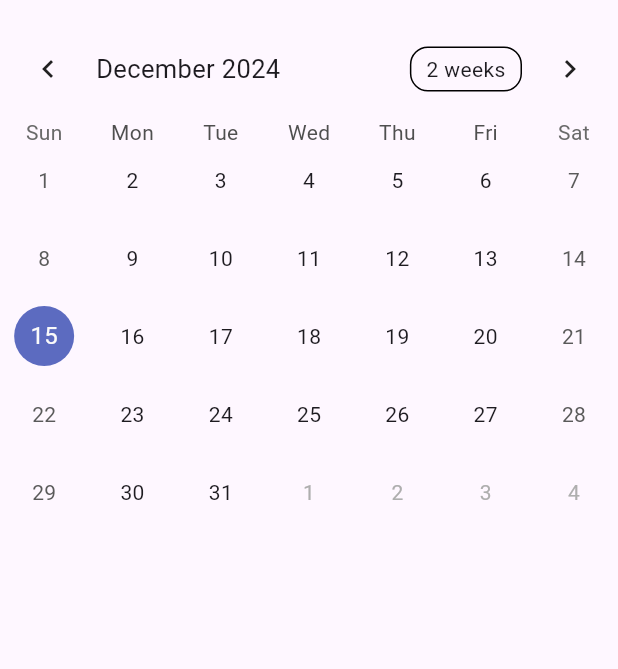
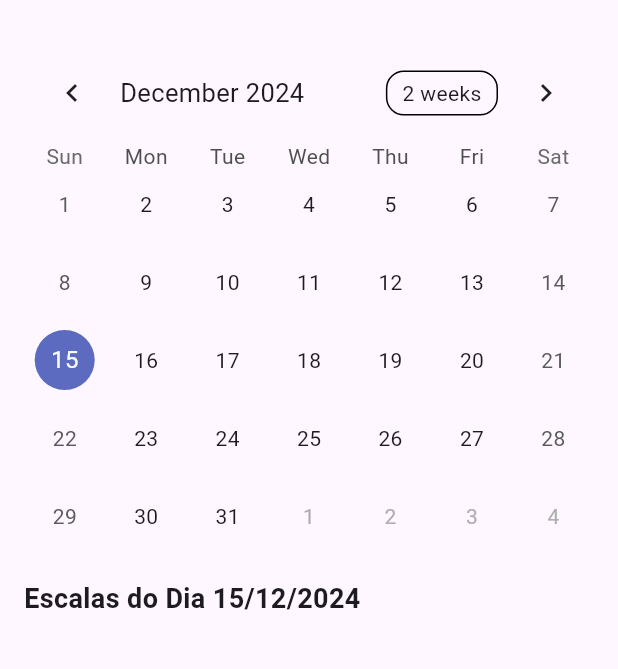
Before and after one commit to WellAzvdo/EscalaIEVV, a Flutter app: the ScalesViewScreen screen opened directly with empty values, on a phone screen of 412 x 824 dp, the part 63-732 px from its top. Run offline on Flutter 3.47's test engine with Material 3 defaults, Android fonts, the phone set to English and light mode, and no system bars; drawn by our look-alikes of table_calendar; our stand-ins replace device_preview, sqflite_common, sqflite_common_ffi; accounts and stored records are empty.

Commit message:
Feature added: Adding member of schedule above of calendar, filtering by day, showing us who's scheduled in that day

```diff
--- a/church_schedule_app/lib/database/db_helper.dart
+++ b/church_schedule_app/lib/database/db_helper.dart
@@ -261,8 +261,17 @@ class DBHelper {
   // Métodos de Escala
   static Future<List<Map<String, dynamic>>> getScales() async {
     final db = await DBHelper().database;
-    return await db.query('scales');
+
+    // Fazemos um JOIN entre as tabelas scales e departments para pegar o nome do departamento
+    final result = await db.rawQuery('''
+      SELECT scales.*, departments.name AS departmentName
+      FROM scales
+      JOIN departments ON scales.departmentId = departments.id
+    ''');
+
+    return result;
   }
+
 
   // Alteração da inserção de escalas
   static Future<void> insertScale(int departmentId, int positionId, DateTime dateTime, List<int> memberIds) async {
@@ -356,6 +365,16 @@ class DBHelper {
     return result.isNotEmpty;
   }
 
+  static Future<Map<String, dynamic>> getMemberById(int memberId) async {
+    final db = await DBHelper().database;
+    final result = await db.query('members', where: 'id = ?', whereArgs: [memberId]);
+
+    print('Resultado da consulta: $result'); // Verifique o que está sendo retornado
+
+    return result.isNotEmpty ? result.first : {}; // Retorna um mapa vazio caso não haja resultado
+  }
+
+
   // Função de Debug para verificar as tabelas no banco de dados
   static Future<void> logTables() async {
     final db = await DBHelper().database;
--- a/church_schedule_app/lib/screens/scales_view_screen.dart
+++ b/church_schedule_app/lib/screens/scales_view_screen.dart
@@ -1,93 +1,166 @@
 import 'package:flutter/material.dart';
 import 'package:table_calendar/table_calendar.dart';
-import 'package:intl/intl.dart';
-import '../database/db_helper.dart'; // Certifique-se de importar seu DBHelper
+import '../database/db_helper.dart';
 
 class ScalesViewScreen extends StatefulWidget {
-  final String departmentName; // Recebe o nome do departamento
+  final String departmentName; // Adicionado para receber o nome do departamento
 
-  const ScalesViewScreen({required this.departmentName});
+  // Modificando o construtor para aceitar departmentName
+  ScalesViewScreen({required this.departmentName});
 
   @override
   _ScalesViewScreenState createState() => _ScalesViewScreenState();
 }
 
 class _ScalesViewScreenState extends State<ScalesViewScreen> {
-  late final ValueNotifier<List<Event>> _selectedEvents;
   late DateTime _selectedDay;
-  late DateTime _focusedDay;
+  late CalendarFormat _calendarFormat;
+  late List<Map<String, dynamic>> _scales;
+  List<Map<String, dynamic>> _departments = [];
+  List<Map<String, dynamic>> _members = [];
 
   @override
   void initState() {
     super.initState();
     _selectedDay = DateTime.now();
-    _focusedDay = DateTime.now();
-    _selectedEvents = ValueNotifier(_getEventsForDay(_selectedDay));
+    _calendarFormat = CalendarFormat.month;
+    _scales = [];
+    _loadDepartments();
+    _loadMembers();
+    _loadScales();
   }
 
-  List<Event> _getEventsForDay(DateTime day) {
-    final formattedDate = DateFormat('yyyy-MM-dd').format(day);
-    List<Event> events = [];
+  Future<void> _loadDepartments() async {
+    final departments = await DBHelper.getDepartments();
+    setState(() {
+      _departments = departments;
+    });
+  }
 
-    DBHelper.getScales().then((scales) {
-      for (var scale in scales) {
-        DateTime scaleDate = DateTime.parse(scale['dateTime']);
-        if (DateFormat('yyyy-MM-dd').format(scaleDate) == formattedDate && scale['departmentName'] == widget.departmentName) {
-          events.add(Event(scale)); // Filtra pela escala do departamento selecionado
+  Future<void> _loadMembers() async {
+    final members = await DBHelper.getMembers();
+    setState(() {
+      _members = members;
+    });
   }
+
+  Future<void> _loadScales() async {
+    final scales = await DBHelper.getScales();
+    setState(() {
+      _scales = scales;
+    });
   }
-      _selectedEvents.value = events;
-    });
 
-    return events;
+  String _formatDateTime(DateTime dateTime) {
+    return '${dateTime.day.toString().padLeft(2, '0')}/${dateTime.month.toString().padLeft(2, '0')}/${dateTime.year} ${dateTime.hour.toString().padLeft(2, '0')}:${dateTime.minute.toString().padLeft(2, '0')}';
   }
 
   @override
   Widget build(BuildContext context) {
     return Scaffold(
       appBar: AppBar(
-        title: Text('Escala - ${widget.departmentName}'),
+        title: Text('Escala - ${widget.departmentName}'), // Exibe o nome do departamento
       ),
-      body: Column(
+      body: Padding(
+        padding: const EdgeInsets.all(16.0),
+        child: Column(
+          crossAxisAlignment: CrossAxisAlignment.start,
           children: [
             TableCalendar(
               firstDay: DateTime.utc(2020, 1, 1),
-            lastDay: DateTime.utc(2030, 12, 31),
-            focusedDay: _focusedDay,
+              lastDay: DateTime.utc(2100, 1, 1),
+              focusedDay: _selectedDay,
               selectedDayPredicate: (day) => isSameDay(_selectedDay, day),
               onDaySelected: (selectedDay, focusedDay) {
                 setState(() {
                   _selectedDay = selectedDay;
-                _focusedDay = focusedDay;
-                _selectedEvents.value = _getEventsForDay(selectedDay);
                 });
               },
-            eventLoader: _getEventsForDay,
+              calendarFormat: _calendarFormat,
+              onFormatChanged: (format) {
+                setState(() {
+                  _calendarFormat = format;
+                });
+              },
             ),
-          const SizedBox(height: 8.0),
+            SizedBox(height: 16),
+            Text(
+              'Escalas do Dia ${_selectedDay.day.toString().padLeft(2, '0')}/${_selectedDay.month.toString().padLeft(2, '0')}/${_selectedDay.year}',
+              style: TextStyle(fontSize: 18, fontWeight: FontWeight.bold),
+            ),
+            SizedBox(height: 16),
             Expanded(
-            child: ValueListenableBuilder<List<Event>>(
-              valueListenable: _selectedEvents,
-              builder: (context, value, _) {
-                return ListView(
-                  children: value.map((event) {
-                    return ListTile(
-                      title: Text('Escala: ${event.scale['departmentName']}'),
-                      subtitle: Text('Posição: ${event.scale['positionName']}'),
+              child: ListView.builder(
+                itemCount: _scales.length,
+                itemBuilder: (context, index) {
+                  final scale = _scales[index];
+
+                  // Verificando se a escala corresponde à data selecionada e ao departamento
+                  final dateTime = DateTime.tryParse(scale['dateTime'] ?? '');
+                  if (dateTime == null || dateTime.day != _selectedDay.day) {
+                    return Container(); // Se não for no dia selecionado, ignore
+                  }
+
+                  if (scale['departmentName'] != widget.departmentName) {
+                    return Container(); // Se o departamento não corresponder, ignore
+                  }
+
+                  final department = _departments.firstWhere(
+                    (dept) => dept['id'] == scale['departmentId'],
+                    orElse: () => {'id': null, 'name': 'Departamento não encontrado'},
                   );
-                  }).toList(),
+
+                  final departmentName = department['name'] ?? 'Departamento não encontrado';
+
+                  final position = scale['positionId'] != null
+                      ? 'Posição: ${scale['positionId']}'
+                      : 'Posição não encontrada';
+
+                  final memberIds = (scale['memberIds'] as String?)
+                      ?.split(',')
+                      .map((id) => int.tryParse(id.trim()))
+                      .where((id) => id != null)
+                      .toList() ?? [];
+
+                  final memberNames = memberIds.map<String>((id) {
+                    final member = _members.firstWhere(
+                      (member) => member['id'] == id,
+                      orElse: () => {'id': id, 'name': 'Membro não encontrado'},
+                    );
+                    return member['name'] ?? 'Membro não encontrado';
+                  }).join(', ');
+
+                  final formattedDate = _formatDateTime(dateTime);
+
+                  return Card(
+                    margin: EdgeInsets.symmetric(vertical: 8),
+                    elevation: 4,
+                    shape: RoundedRectangleBorder(
+                      borderRadius: BorderRadius.circular(10),
+                    ),
+                    child: ListTile(
+                      contentPadding: EdgeInsets.all(16),
+                      title: Text(
+                        'Departamento: $departmentName',
+                        style: TextStyle(fontWeight: FontWeight.bold),
+                      ),
+                      subtitle: Column(
+                        crossAxisAlignment: CrossAxisAlignment.start,
+                        children: [
+                          Text(position),
+                          Text('Membro(s): $memberNames'),
+                          SizedBox(height: 4),
+                          Text('Data: $formattedDate'),
+                        ],
+                      ),
+                    ),
                   );
                 },
               ),
             ),
           ],
         ),
+      ),
     );
   }
 }
-
-class Event {
-  final dynamic scale;
-
-  Event(this.scale);
-}
```
Lines whose indentation alone changed are shown as unchanged.
